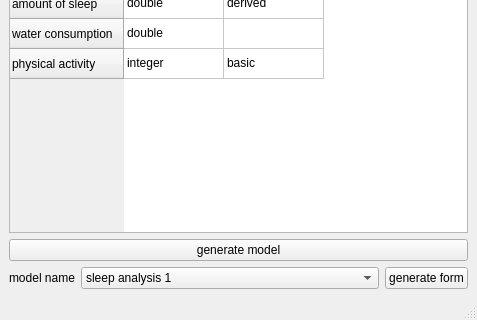
Above: UI/ui-files/CreateDataModelScreen.ui from vladigr1/soft-project before the change; both pictures show x 0 to 477 and y 156 to 476 of the 477 by 476 pixel window. Below: the same form after it.
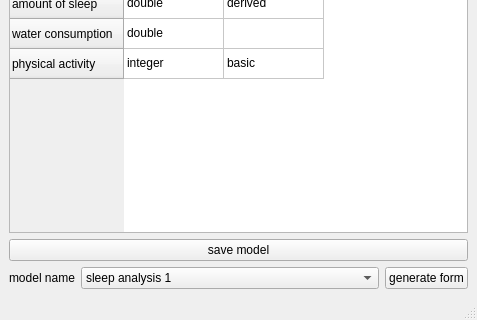
That is the form after the change.

Commit message: implment in UI  generate model to json

```diff
--- a/UI/ui-files/CreateDataModelScreen.ui
+++ b/UI/ui-files/CreateDataModelScreen.ui
@@ -184,7 +184,7 @@
     <item>
      <widget class="QPushButton" name="pushButton">
       <property name="text">
-       <string>generate model</string>
+       <string>save model</string>
       </property>
      </widget>
     </item>
```
Left out of the diff: 4 changed lines with no effect on the pictures. The commit also changes 3 other files.
